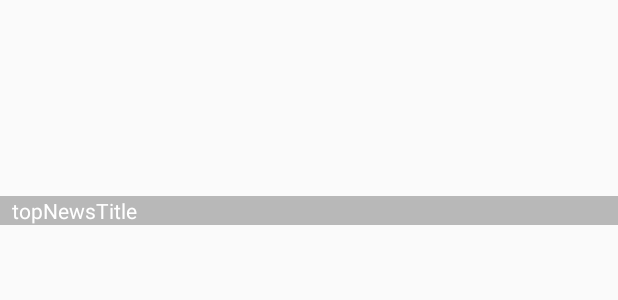
After one commit to ChenYuelun/NewsApp, an Android app: the layout item_topnews.xml on its own in the app's theme, with its tools: preview values and no code run, on a phone screen of 412 x 824 dp. The commit adds this screen. Shown: the top 300 px of the screen. Run offline under Robolectric (Android 15) with nearby library versions, the phone set to English and light mode, and no system bars.

Commit message:
listView增加头布局（原来的topNews布局）

```diff
--- /dev/null
+++ b/app/src/main/res/layout/item_topnews.xml
@@ -0,0 +1,45 @@
+<?xml version="1.0" encoding="utf-8"?>
+<RelativeLayout xmlns:android="http://schemas.android.com/apk/res/android"
+
+    android:layout_width="match_parent"
+    android:minHeight="150dp"
+    android:layout_height="150dp">
+
+    <android.support.v4.view.ViewPager
+        android:id="@+id/viewpager_topNews"
+        android:layout_width="match_parent"
+        android:layout_height="150dp">
+
+    </android.support.v4.view.ViewPager>
+
+    <LinearLayout
+        android:layout_width="match_parent"
+        android:layout_height="wrap_content"
+        android:layout_alignParentBottom="true"
+        android:background="#44000000"
+        android:gravity="center_vertical"
+        android:orientation="horizontal">
+
+        <TextView
+            android:id="@+id/topNewsTitle"
+            android:layout_width="0dp"
+            android:layout_height="wrap_content"
+            android:layout_marginLeft="8dp"
+            android:layout_weight="1"
+            android:text="topNewsTitle"
+            android:textColor="#ffffff" />
+
+        <LinearLayout
+            android:id="@+id/ll_pointgroup"
+            android:layout_width="wrap_content"
+            android:layout_height="wrap_content"
+            android:layout_marginLeft="8dp"
+            android:layout_marginRight="8dp"
+            android:orientation="horizontal">
+
+        </LinearLayout>
+
+    </LinearLayout>
+
+
+</RelativeLayout>
```
Also changed, not shown: app/src/main/java/com/example/newsapp/MenuDetailPager/TabDetaiPager.java (+6 -4 lines), app/src/main/res/layout/pager_tab_detail.xml (+0 -40 lines), 15 other files.
